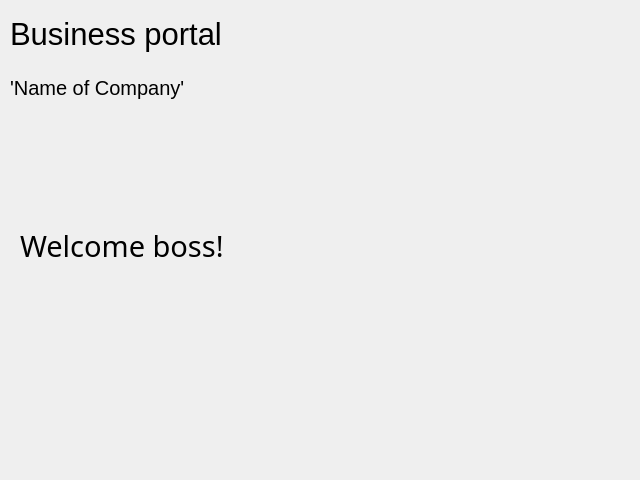
Above: portalframework.ui from JesperMartensson/JesperMProjekt before the change. Below: the same form after it.
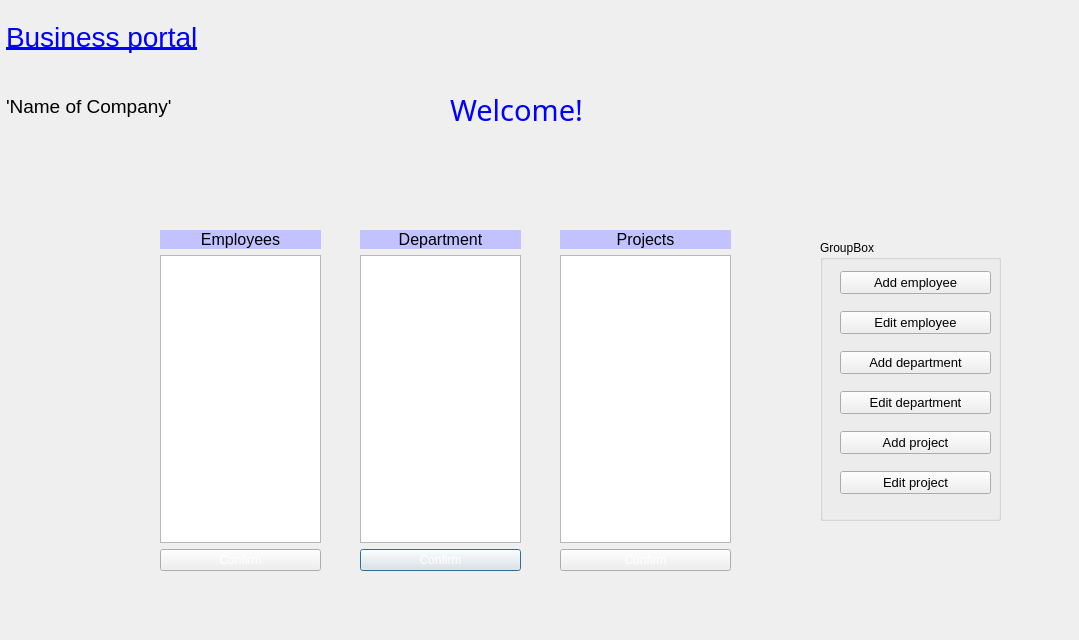
That is the form after the change. Icons and pictures are not drawn.

The edit to the form file:
```diff
--- a/portalframework.ui
+++ b/portalframework.ui
@@ -6,20 +6,23 @@
    <rect>
     <x>0</x>
     <y>0</y>
-    <width>640</width>
-    <height>480</height>
+    <width>1079</width>
+    <height>640</height>
    </rect>
   </property>
   <property name="windowTitle">
    <string>Dialog</string>
   </property>
+  <property name="styleSheet">
+   <string notr="true"/>
+  </property>
   <widget class="QWidget" name="layoutWidget">
    <property name="geometry">
     <rect>
-     <x>10</x>
-     <y>10</y>
-     <width>341</width>
-     <height>101</height>
+     <x>6</x>
+     <y>6</y>
+     <width>361</width>
+     <height>131</height>
     </rect>
    </property>
    <layout class="QVBoxLayout" name="verticalLayout_2">
@@ -27,11 +30,11 @@
      <widget class="QLabel" name="label_3">
       <property name="font">
        <font>
-        <pointsize>23</pointsize>
+        <pointsize>21</pointsize>
        </font>
       </property>
       <property name="text">
-       <string>Business portal</string>
+       <string>&lt;html&gt;&lt;head/&gt;&lt;body&gt;&lt;p&gt;&lt;span style=&quot; text-decoration: underline; color:#0000ff;&quot;&gt;Business portal&lt;/span&gt;&lt;/p&gt;&lt;/body&gt;&lt;/html&gt;</string>
       </property>
      </widget>
     </item>
@@ -39,7 +42,7 @@
      <widget class="QLabel" name="label_4">
       <property name="font">
        <font>
-        <pointsize>15</pointsize>
+        <pointsize>14</pointsize>
        </font>
       </property>
       <property name="text">
@@ -52,10 +55,10 @@
   <widget class="QLabel" name="label">
    <property name="geometry">
     <rect>
-     <x>20</x>
-     <y>180</y>
-     <width>271</width>
-     <height>131</height>
+     <x>450</x>
+     <y>70</y>
+     <width>221</width>
+     <height>81</height>
     </rect>
    </property>
    <property name="font">
@@ -65,9 +68,238 @@
     </font>
    </property>
    <property name="text">
-    <string>Welcome boss!</string>
+    <string>&lt;html&gt;&lt;head/&gt;&lt;body&gt;&lt;p&gt;&lt;span style=&quot; color:#0000ff;&quot;&gt;Welcome!&lt;/span&gt;&lt;/p&gt;&lt;/body&gt;&lt;/html&gt;</string>
    </property>
   </widget>
+  <widget class="QWidget" name="layoutWidget_4">
+   <property name="geometry">
+    <rect>
+     <x>360</x>
+     <y>230</y>
+     <width>161</width>
+     <height>341</height>
+    </rect>
+   </property>
+   <layout class="QVBoxLayout" name="verticalLayout_5">
+    <item>
+     <widget class="QLabel" name="label_5">
+      <property name="font">
+       <font>
+        <pointsize>12</pointsize>
+       </font>
+      </property>
+      <property name="styleSheet">
+       <string notr="true">background-color: rgb(193, 194, 255);</string>
+      </property>
+      <property name="text">
+       <string>&lt;html&gt;&lt;head/&gt;&lt;body&gt;&lt;p align=&quot;center&quot;&gt;Department&lt;/p&gt;&lt;/body&gt;&lt;/html&gt;</string>
+      </property>
+      <property name="buddy">
+       <cstring>listWidget_departments</cstring>
+      </property>
+     </widget>
+    </item>
+    <item>
+     <widget class="QListWidget" name="listWidget_departments"/>
+    </item>
+    <item>
+     <widget class="QPushButton" name="pushButton_department">
+      <property name="styleSheet">
+       <string notr="true">color: white;
+background-image: url(:/resources/Images/2280_kohisunrise_1920x1080.jpg);</string>
+      </property>
+      <property name="text">
+       <string>Confirm</string>
+      </property>
+     </widget>
+    </item>
+   </layout>
+  </widget>
+  <widget class="QWidget" name="layoutWidget_3">
+   <property name="geometry">
+    <rect>
+     <x>560</x>
+     <y>230</y>
+     <width>171</width>
+     <height>341</height>
+    </rect>
+   </property>
+   <layout class="QVBoxLayout" name="verticalLayout_4">
+    <item>
+     <widget class="QLabel" name="label_6">
+      <property name="font">
+       <font>
+        <pointsize>12</pointsize>
+       </font>
+      </property>
+      <property name="styleSheet">
+       <string notr="true">background-color: rgb(193, 194, 255);</string>
+      </property>
+      <property name="text">
+       <string>&lt;html&gt;&lt;head/&gt;&lt;body&gt;&lt;p align=&quot;center&quot;&gt;Projects&lt;/p&gt;&lt;/body&gt;&lt;/html&gt;</string>
+      </property>
+      <property name="buddy">
+       <cstring>listWidget_projects</cstring>
+      </property>
+     </widget>
+    </item>
+    <item>
+     <widget class="QListWidget" name="listWidget_projects"/>
+    </item>
+    <item>
+     <widget class="QPushButton" name="pushButton_projects">
+      <property name="styleSheet">
+       <string notr="true">color: white;
+background-image: url(:/resources/Images/2280_kohisunrise_1920x1080.jpg);</string>
+      </property>
+      <property name="text">
+       <string>Confirm</string>
+      </property>
+     </widget>
+    </item>
+   </layout>
+  </widget>
+  <widget class="QGroupBox" name="groupBox">
+   <property name="geometry">
+    <rect>
+     <x>820</x>
+     <y>240</y>
+     <width>181</width>
+     <height>281</height>
+    </rect>
+   </property>
+   <property name="title">
+    <string>GroupBox</string>
+   </property>
+   <widget class="QWidget" name="layoutWidget">
+    <property name="geometry">
+     <rect>
+      <x>20</x>
+      <y>20</y>
+      <width>151</width>
+      <height>251</height>
+     </rect>
+    </property>
+    <layout class="QVBoxLayout" name="verticalLayout_3">
+     <item>
+      <widget class="QPushButton" name="pushButton">
+       <property name="font">
+        <font>
+         <pointsize>10</pointsize>
+        </font>
+       </property>
+       <property name="text">
+        <string>Add employee</string>
+       </property>
+      </widget>
+     </item>
+     <item>
+      <widget class="QPushButton" name="pushButton_4">
+       <property name="font">
+        <font>
+         <pointsize>10</pointsize>
+        </font>
+       </property>
+       <property name="text">
+        <string>Edit employee</string>
+       </property>
+      </widget>
+     </item>
+     <item>
+      <widget class="QPushButton" name="pushButton_2">
+       <property name="font">
+        <font>
+         <pointsize>10</pointsize>
+        </font>
+       </property>
+       <property name="text">
+        <string>Add department</string>
+       </property>
+      </widget>
+     </item>
+     <item>
+      <widget class="QPushButton" name="pushButton_5">
+       <property name="font">
+        <font>
+         <pointsize>10</pointsize>
+        </font>
+       </property>
+       <property name="text">
+        <string>Edit department</string>
+       </property>
+      </widget>
+     </item>
+     <item>
+      <widget class="QPushButton" name="pushButton_3">
+       <property name="font">
+        <font>
+         <pointsize>10</pointsize>
+        </font>
+       </property>
+       <property name="text">
+        <string>Add project</string>
+       </property>
+      </widget>
+     </item>
+     <item>
+      <widget class="QPushButton" name="pushButton_6">
+       <property name="font">
+        <font>
+         <pointsize>10</pointsize>
+        </font>
+       </property>
+       <property name="text">
+        <string>Edit project</string>
+       </property>
+      </widget>
+     </item>
+    </layout>
+   </widget>
+  </widget>
+  <widget class="QWidget" name="layoutWidget">
+   <property name="geometry">
+    <rect>
+     <x>160</x>
+     <y>230</y>
+     <width>161</width>
+     <height>341</height>
+    </rect>
+   </property>
+   <layout class="QVBoxLayout" name="verticalLayout">
+    <item>
+     <widget class="QLabel" name="label_2">
+      <property name="font">
+       <font>
+        <pointsize>12</pointsize>
+       </font>
+      </property>
+      <property name="styleSheet">
+       <string notr="true">background-color: rgb(193, 194, 255);</string>
+      </property>
+      <property name="text">
+       <string>&lt;html&gt;&lt;head/&gt;&lt;body&gt;&lt;p align=&quot;center&quot;&gt;Employees&lt;/p&gt;&lt;/body&gt;&lt;/html&gt;</string>
+      </property>
+      <property name="buddy">
+       <cstring>listWidget_employees</cstring>
+      </property>
+     </widget>
+    </item>
+    <item>
+     <widget class="QListWidget" name="listWidget_employees"/>
+    </item>
+    <item>
+     <widget class="QPushButton" name="pushButton_employees">
+      <property name="styleSheet">
+       <string notr="true">color: white;
+background-image: url(:/resources/Images/2280_kohisunrise_1920x1080.jpg);</string>
+      </property>
+      <property name="text">
+       <string>Confirm</string>
+      </property>
+     </widget>
+    </item>
+   </layout>
+  </widget>
  </widget>
  <resources/>
  <connections/>
```
